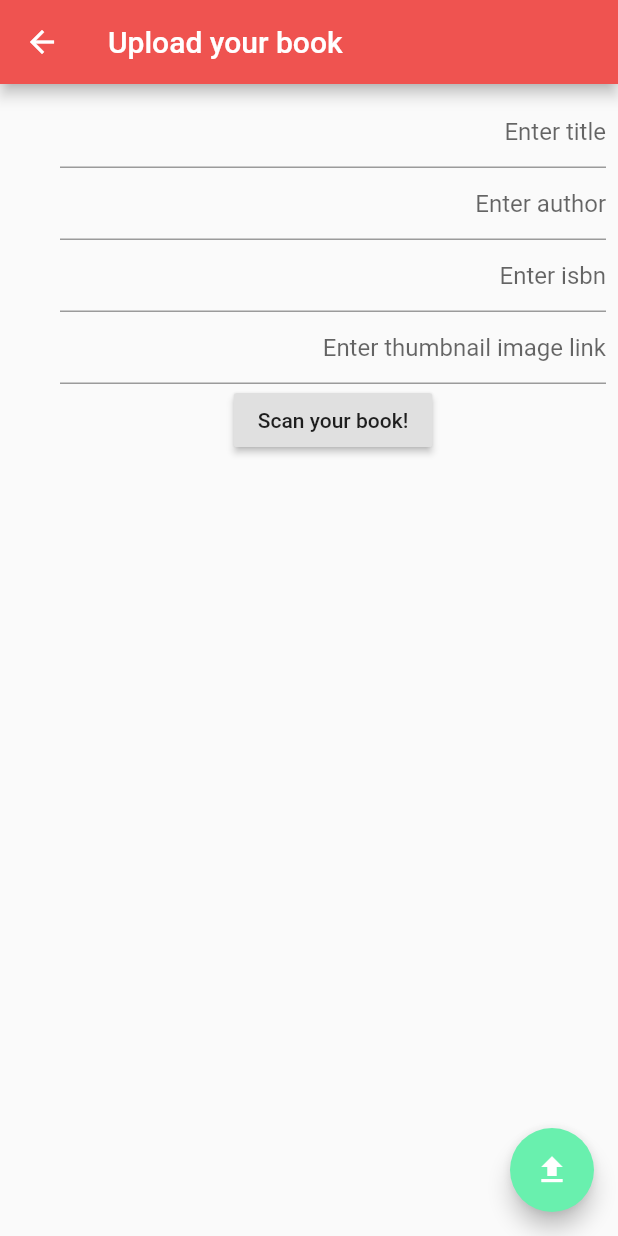
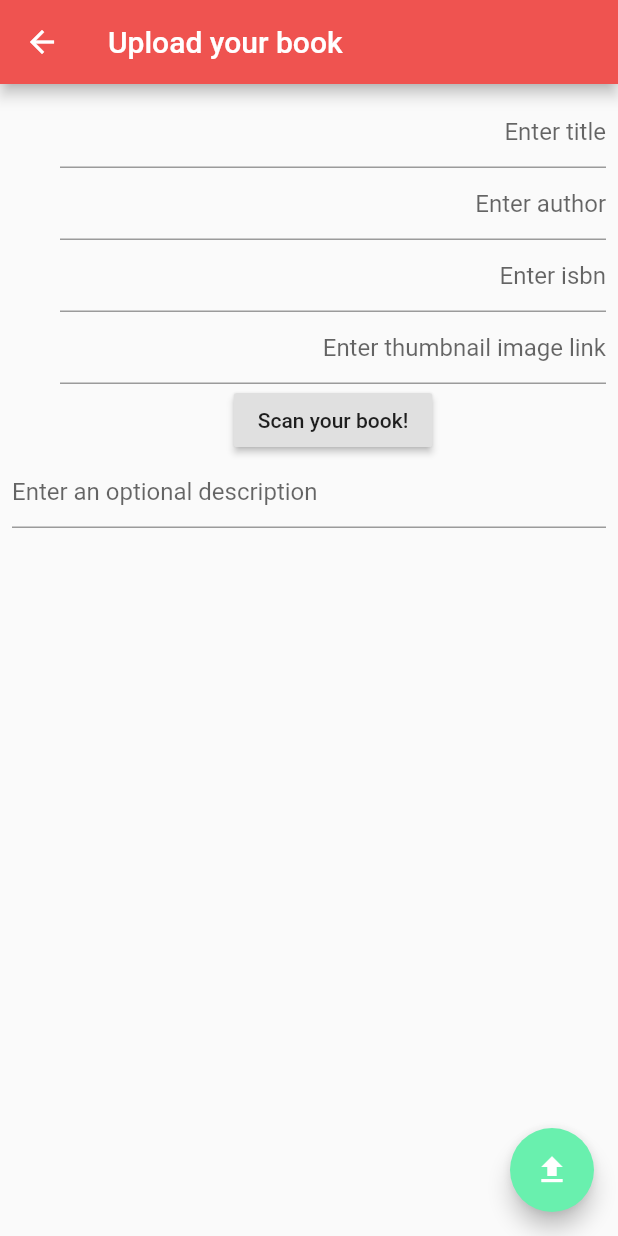
Before and after one commit to motschel123/digital-local-library, a Flutter app: the UploadBookScreen screen opened by its route, on a phone screen of 412 x 824 dp. Run offline on Flutter 3.47's test engine with Material 2 defaults, Android fonts, the light colour scheme and no system bars; our stand-ins replace cached_network_image, cloud_firestore, firebase_auth, flutter_signin_button, google_sign_in; missing offline and left inert: barcode_scan; accounts and stored records are empty.

Commit message:
Add optional book description to upload and book card

```diff
--- a/lib/data/book.dart
+++ b/lib/data/book.dart
@@ -7,6 +7,8 @@ class Book {
   final String author;
   final String imagePath;
   final String isbn;
+
+  String _description = "";
   String _uid = "";
 
   Book(
@@ -14,9 +16,13 @@ class Book {
       @required this.title,
       @required this.author,
       @required this.imagePath,
-      String uid}) {
+      String uid,
+      String description}) {
     _uid = uid;
+    _description = description;
   }
+
+  String get description => _description;
 
   static Future<Book> getByIsbn(String isbn) async {
     // Encode url and fetch result from API
@@ -37,12 +43,16 @@ class Book {
         String _bookThumbnail = bookData.containsKey('imageLinks')
             ? bookData['imageLinks']['thumbnail']
             : "";
+        String _bookDescription = bookData.containsKey('description') ? bookData['description'] : "";
         String _bookIsbn = bookData['industryIdentifiers'][1]['identifier'];
+
+        print('Book description: ' + _bookDescription);
 
         return Book(
           title: _bookTitle,
           author: _bookAuthor,
           imagePath: _bookThumbnail,
+          description: _bookDescription,
           isbn: _bookIsbn,
         );
       } else {
--- a/lib/models/books_database_model.dart
+++ b/lib/models/books_database_model.dart
@@ -4,8 +4,7 @@ import 'package:scoped_model/scoped_model.dart';
 import 'package:cloud_firestore/cloud_firestore.dart';
 
 class BooksDatabaseModel extends Model {
-  final Stream<QuerySnapshot> _stream =
-      Firestore.instance.collection("books").snapshots();
+  final Stream<QuerySnapshot> _stream = Firestore.instance.collection("books").snapshots();
 
   List<Book> _books = [];
 
@@ -15,11 +14,16 @@ class BooksDatabaseModel extends Model {
     _stream.listen((querySnapshot) {
       _books = querySnapshot.documents
           .map((dSnap) {
+            // Description is an optional property
+            String bookDescription =
+                dSnap.data.containsKey('description') ? dSnap.data['description'] : "";
+
             return new Book(
                 isbn: dSnap.data['isbn'].toString(),
                 title: dSnap.data['title'].toString(),
                 author: dSnap.data['author'].toString(),
                 imagePath: dSnap.data['imagePath'].toString(),
+                description: bookDescription,
                 uid: dSnap.data['uid'].toString());
           })
           .toList()
@@ -39,6 +43,7 @@ class BooksDatabaseModel extends Model {
         'title': book.title,
         'isbn': book.isbn,
         'imagePath': book.imagePath,
+        'description': book.description,
         'uid': uid,
       });
     } catch (e) {
--- a/lib/screens/upload_book_screen.dart
+++ b/lib/screens/upload_book_screen.dart
@@ -23,6 +23,7 @@ class UploadBookScreenState extends State<UploadBookScreen> {
   final TextEditingController titleController = TextEditingController();
   final TextEditingController authorController = TextEditingController();
   final TextEditingController imageLinkController = TextEditingController();
+  final TextEditingController descriptionController = TextEditingController();
 
   bool fetchingData = false;
 
@@ -43,6 +44,7 @@ class UploadBookScreenState extends State<UploadBookScreen> {
     titleController.dispose();
     authorController.dispose();
     imageLinkController.dispose();
+    descriptionController.dispose();
     super.dispose();
   }
 
@@ -62,7 +64,9 @@ class UploadBookScreenState extends State<UploadBookScreen> {
       key: _formKey,
       child: Padding(
         padding: const EdgeInsets.all(8.0),
-        child: Row(
+        child: Column(
+          children: <Widget>[
+            Row(
               mainAxisAlignment: MainAxisAlignment.start,
               children: <Widget>[
                 Align(
@@ -88,6 +92,9 @@ class UploadBookScreenState extends State<UploadBookScreen> {
                     ],
                   ),
                 ),
+              ],
+            ),
+            _buildDescriptionFormField(),
           ],
         ),
       ),
@@ -163,6 +170,18 @@ class UploadBookScreenState extends State<UploadBookScreen> {
     );
   }
 
+  Widget _buildDescriptionFormField() {
+    return TextFormField(
+      controller: descriptionController,
+      keyboardType: TextInputType.multiline,
+      maxLines: null,
+      decoration: InputDecoration(
+        hintText: "Enter an optional description",
+      ),
+      textAlign: TextAlign.left,
+    );
+  }
+
   Widget _buildScanIsbnButton() {
     return Center(
       child: fetchingData
@@ -196,6 +215,7 @@ class UploadBookScreenState extends State<UploadBookScreen> {
                       titleController.text = book.title;
                       authorController.text = book.author;
                       imageLinkController.text = book.imagePath;
+                      descriptionController.text = book.description;
                       _formKey.currentState.validate();
                       fetchingData = false;
                     });
@@ -259,6 +279,7 @@ class UploadBookScreenState extends State<UploadBookScreen> {
         title: titleController.text,
         author: authorController.text,
         imagePath: imageLinkController.text,
+        description: descriptionController.text,
         uid: uid,
       );
       _scaffoldKey.currentState.hideCurrentSnackBar();
```
Also changed, not shown: lib/widgets/book_card.dart (+26 -1 lines). Lines whose indentation alone changed are shown as unchanged.
